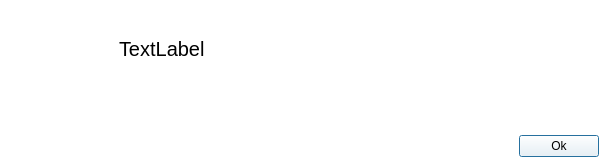
This is files/resources/ui/notifications.ui in TaqsBlaze/Fontify as Qt 5 draws it before an edit. The edited form follows.
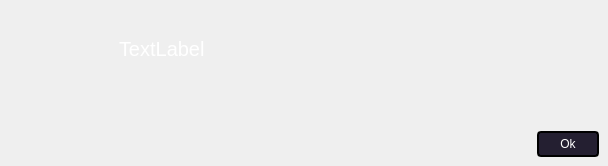
This is the edited form. Icons and pictures are not drawn.

The edit to the form file:
```diff
--- a/files/resources/ui/notifications.ui
+++ b/files/resources/ui/notifications.ui
@@ -36,7 +36,10 @@
    <item>
     <widget class="QFrame" name="frame">
      <property name="styleSheet">
-      <string notr="true">background-color: rgb(255, 255, 255);</string>
+      <string notr="true">background-color: rgb(43, 41, 41);
+QLabel{
+	color:white;
+}</string>
      </property>
      <property name="frameShape">
       <enum>QFrame::NoFrame</enum>
@@ -62,6 +65,11 @@
       </property>
       <item>
        <widget class="QFrame" name="message">
+        <property name="styleSheet">
+         <string notr="true">QLabel{
+	color:white;
+}</string>
+        </property>
         <property name="frameShape">
          <enum>QFrame::NoFrame</enum>
         </property>
@@ -154,6 +162,21 @@
          </property>
          <item alignment="Qt::AlignRight">
           <widget class="QFrame" name="frame_4">
+           <property name="styleSheet">
+            <string notr="true">QPushButton{
+	background-color: rgb(36, 31, 49);
+	color:white;
+	padding:4px;
+	border-style:solid;
+	border-color:black;
+	border-radius:4px;
+	border-width:2px;
+	width:50px;
+}
+QPushButton:hover{
+	background-color: rgb(61, 56, 70);
+}</string>
+           </property>
            <property name="frameShape">
             <enum>QFrame::NoFrame</enum>
            </property>
```
